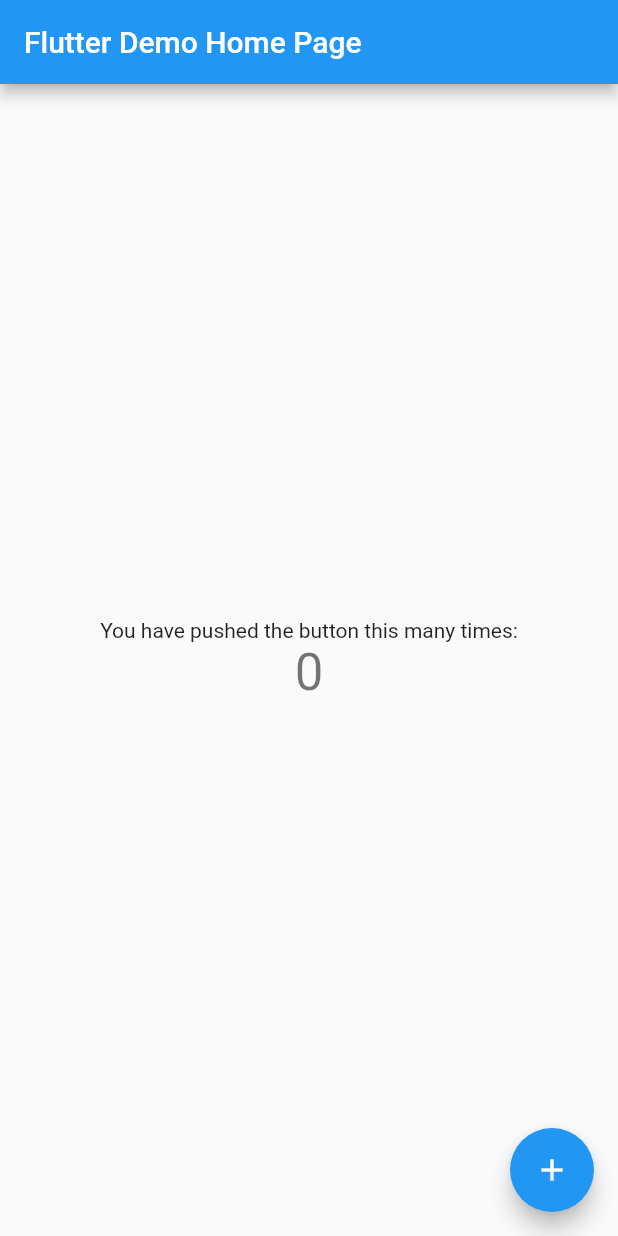
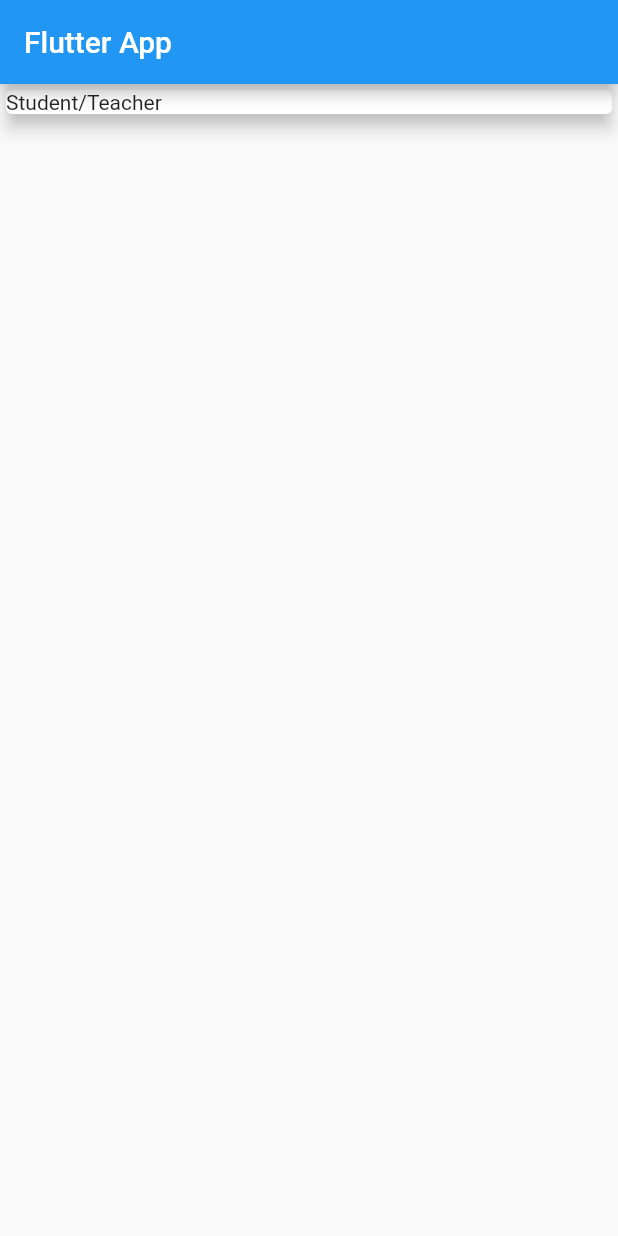
Before and after one commit to akshaytejus/bhavans_app, a Flutter app: the screen it shows after launch, on a phone screen of 412 x 824 dp. Run offline on Flutter 3.47's test engine with Material 2 defaults, Android fonts, the phone set to English and light mode, and no system bars.

Commit message:
card commit

```diff
--- a/lib/main.dart
+++ b/lib/main.dart
@@ -1,115 +1,40 @@
 import 'package:flutter/material.dart';
 
-void main() {
-  runApp(const MyApp());
-}
+
+void main() => runApp(MyApp());
 
 class MyApp extends StatelessWidget {
   const MyApp({super.key});
 
-  // This widget is the root of your application.
   @override
   Widget build(BuildContext context) {
     return MaterialApp(
-      title: 'Flutter Demo',
-      theme: ThemeData(
-        // This is the theme of your application.
-        //
-        // Try running your application with "flutter run". You'll see the
-        // application has a blue toolbar. Then, without quitting the app, try
-        // changing the primarySwatch below to Colors.green and then invoke
-        // "hot reload" (press "r" in the console where you ran "flutter run",
-        // or simply save your changes to "hot reload" in a Flutter IDE).
-        // Notice that the counter didn't reset back to zero; the application
-        // is not restarted.
-        primarySwatch: Colors.blue,
-      ),
-      home: const MyHomePage(title: 'Flutter Demo Home Page'),
+      title: 'Flutter App',
+      home: MyHomePage(),
     );
   }
 }
 
-class MyHomePage extends StatefulWidget {
-  const MyHomePage({super.key, required this.title});
-
-  // This widget is the home page of your application. It is stateful, meaning
-  // that it has a State object (defined below) that contains fields that affect
-  // how it looks.
-
-  // This class is the configuration for the state. It holds the values (in this
-  // case the title) provided by the parent (in this case the App widget) and
-  // used by the build method of the State. Fields in a Widget subclass are
-  // always marked "final".
-
-  final String title;
-
-  @override
-  State<MyHomePage> createState() => _MyHomePageState();
-}
-
-class _MyHomePageState extends State<MyHomePage> {
-  int _counter = 0;
-
-  void _incrementCounter() {
-    setState(() {
-      // This call to setState tells the Flutter framework that something has
-      // changed in this State, which causes it to rerun the build method below
-      // so that the display can reflect the updated values. If we changed
-      // _counter without calling setState(), then the build method would not be
-      // called again, and so nothing would appear to happen.
-      _counter++;
-    });
-  }
+class MyHomePage extends StatelessWidget {
 
   @override
   Widget build(BuildContext context) {
-    // This method is rerun every time setState is called, for instance as done
-    // by the _incrementCounter method above.
-    //
-    // The Flutter framework has been optimized to make rerunning build methods
-    // fast, so that you can just rebuild anything that needs updating rather
-    // than having to individually change instances of widgets.
     return Scaffold(
       appBar: AppBar(
-        // Here we take the value from the MyHomePage object that was created by
-        // the App.build method, and use it to set our appbar title.
-        title: Text(widget.title),
+        title: Text('Flutter App'),
       ),
-      body: Center(
-        // Center is a layout widget. It takes a single child and positions it
-        // in the middle of the parent.
-        child: Column(
-          // Column is also a layout widget. It takes a list of children and
-          // arranges them vertically. By default, it sizes itself to fit its
-          // children horizontally, and tries to be as tall as its parent.
-          //
-          // Invoke "debug painting" (press "p" in the console, choose the
-          // "Toggle Debug Paint" action from the Flutter Inspector in Android
-          // Studio, or the "Toggle Debug Paint" command in Visual Studio Code)
-          // to see the wireframe for each widget.
-          //
-          // Column has various properties to control how it sizes itself and
-          // how it positions its children. Here we use mainAxisAlignment to
-          // center the children vertically; the main axis here is the vertical
-          // axis because Columns are vertical (the cross axis would be
-          // horizontal).
-          mainAxisAlignment: MainAxisAlignment.center,
-          children: <Widget>[
-            const Text(
-              'You have pushed the button this many times:',
+      body: Column(
+        crossAxisAlignment: CrossAxisAlignment.stretch,
+        children: <Widget>[
+          Container(
+            width: double.infinity,
+            child: Card(
+              elevation: 5,
+              child: Text("Student/Teacher"),
             ),
-            Text(
-              '$_counter',
-              style: Theme.of(context).textTheme.headlineMedium,
-            ),
-          ],
-        ),
+          ),
+        ],
       ),
-      floatingActionButton: FloatingActionButton(
-        onPressed: _incrementCounter,
-        tooltip: 'Increment',
-        child: const Icon(Icons.add),
-      ), // This trailing comma makes auto-formatting nicer for build methods.
     );
   }
 }
```
